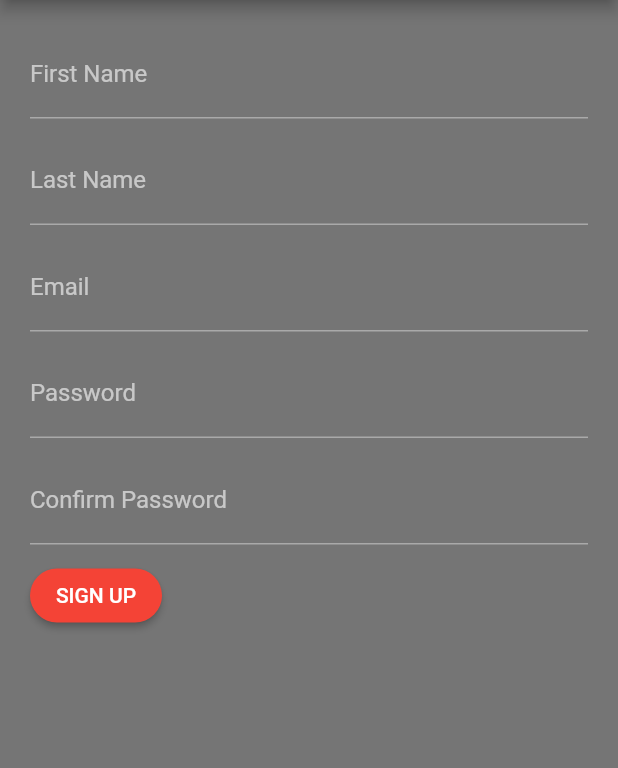
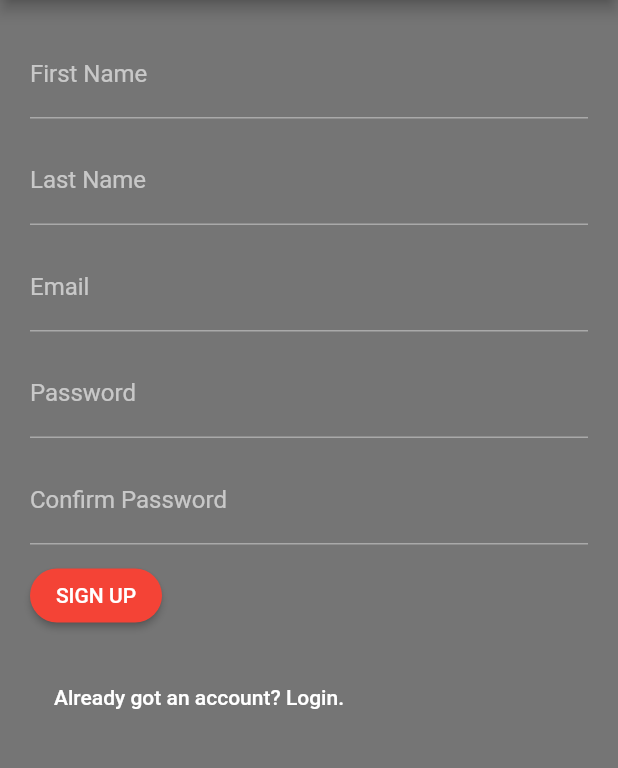
Before and after one commit to FergusLemon/MITO, a Flutter app: the RegistrationPage screen opened directly, on a phone screen of 412 x 824 dp, the part 84-852 px from its top. Run offline on Flutter 3.47's test engine with Material 2 defaults, Android fonts, the phone set to English and light mode, and no system bars; our stand-ins replace cloud_firestore, firebase_auth; accounts and stored records are empty.

Commit message:
Add route to login page from registration page
Why:

So that users who are already registered can go to the login page if
they ended up at the sign up page by mistake.

This change addresses the need by:

Test that there is a widget that users can click to go to the login page
and that the routing to the login page is correct.
Add a flat button to the login form and add a navigation function to the
onPressed callback.

```diff
--- a/lib/forms/registration_form.dart
+++ b/lib/forms/registration_form.dart
@@ -1,5 +1,6 @@
 import 'package:flutter/material.dart';
 import 'package:mito/inherited_user_services.dart';
+import 'package:mito/pages/login_page.dart';
 import '../helpers/email_validator.dart';
 import '../helpers/password_validator.dart';
 import '../helpers/validation_warnings.dart';
@@ -11,6 +12,7 @@ class RegistrationForm extends StatefulWidget {
   static const passwordKey = Key('Password');
   static const passwordConfirmKey = Key('Confirm Password');
   static const signUpKey = Key('Sign Up');
+  static const navigateToLogin = Key('Navigate registered user to login');
   const RegistrationForm({Key key }) : super(key: key);
 
   @override
@@ -111,6 +113,14 @@ class _RegistrationFormState extends State<RegistrationForm> {
                   BorderRadius.circular(30.0),
                 ),
               ),
+              SizedBox(height: 20.0),
+              FlatButton(
+                  key: RegistrationForm.navigateToLogin,
+                  onPressed: () => _navigateToLoginPage(context),
+                  child: Text(
+                     'Already got an account? Login.',
+                  ),
+              ),
             ],
         ),
     );
@@ -201,4 +211,9 @@ class _RegistrationFormState extends State<RegistrationForm> {
   bool _isSamePassword(String value) {
     return value == _passwordController.text;
   }
+
+  void _navigateToLoginPage(BuildContext context) {
+    final route = MaterialPageRoute(builder: (_) => LoginPage());
+    Navigator.of(context).push(route);
+  }
 }
--- a/lib/helpers/validation_warnings.dart
+++ b/lib/helpers/validation_warnings.dart
@@ -18,3 +18,6 @@ const incorrectPasswordWarning = 'The password entered is incorrect.';
 const firebaseAuthErrorExistingEmail = 'The email address is already in use by another account.';
 const firebaseInvalidPassword = 'The password is invalid or the user does not have a password.';
 const firebaseUserNotFound = 'There is no user record corresponding to this identifier. The user may have been deleted.';
+
+// registration form message
+const goToLoginPage = 'Already got an account? Login.';
```
Also changed, not shown: 1 other file.
